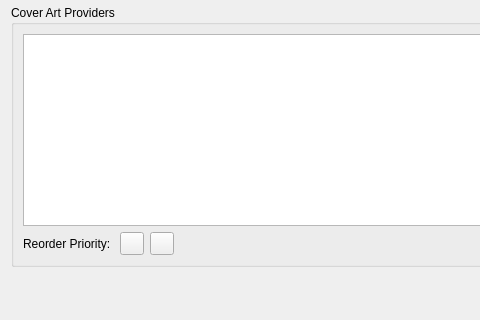
This is ui/options_cover.ui in metabrainz/picard as Qt 5 draws it before an edit; both pictures show x 0 to 480 and y 240 to 560 of the 632 by 560 pixel window. The edited form follows.
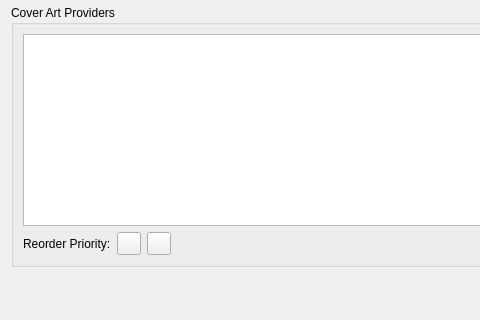
This is the edited form. Icons and pictures are not drawn.

Commit message: Fix trailing space after colon

Diff of the .ui file:
```diff
--- a/ui/options_cover.ui
+++ b/ui/options_cover.ui
@@ -114,7 +114,7 @@
         <item>
          <widget class="QLabel" name="move_label">
           <property name="text">
-           <string>Reorder Priority: </string>
+           <string>Reorder Priority:</string>
           </property>
          </widget>
         </item>
```
The commit also changes 1 other file.
